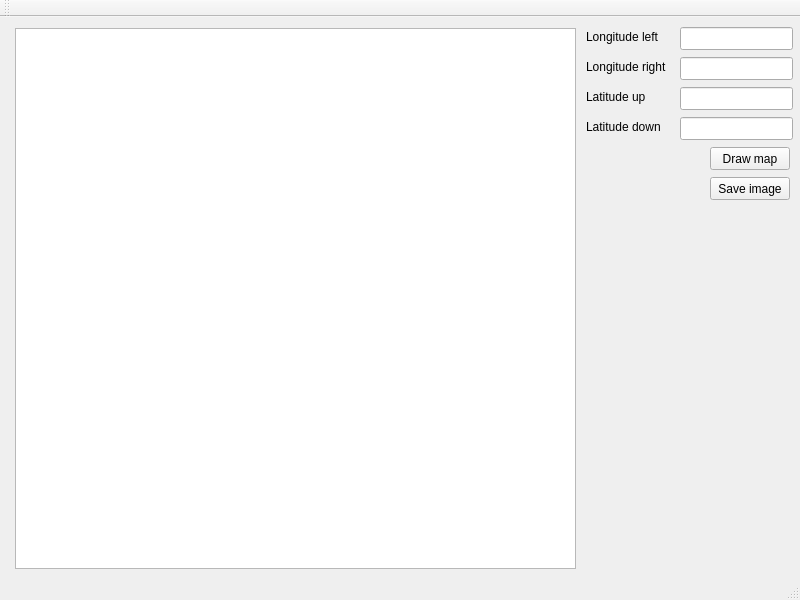
Above: map_drawer.ui from pali08/osm_api_playground before the change. Below: the same form after it.
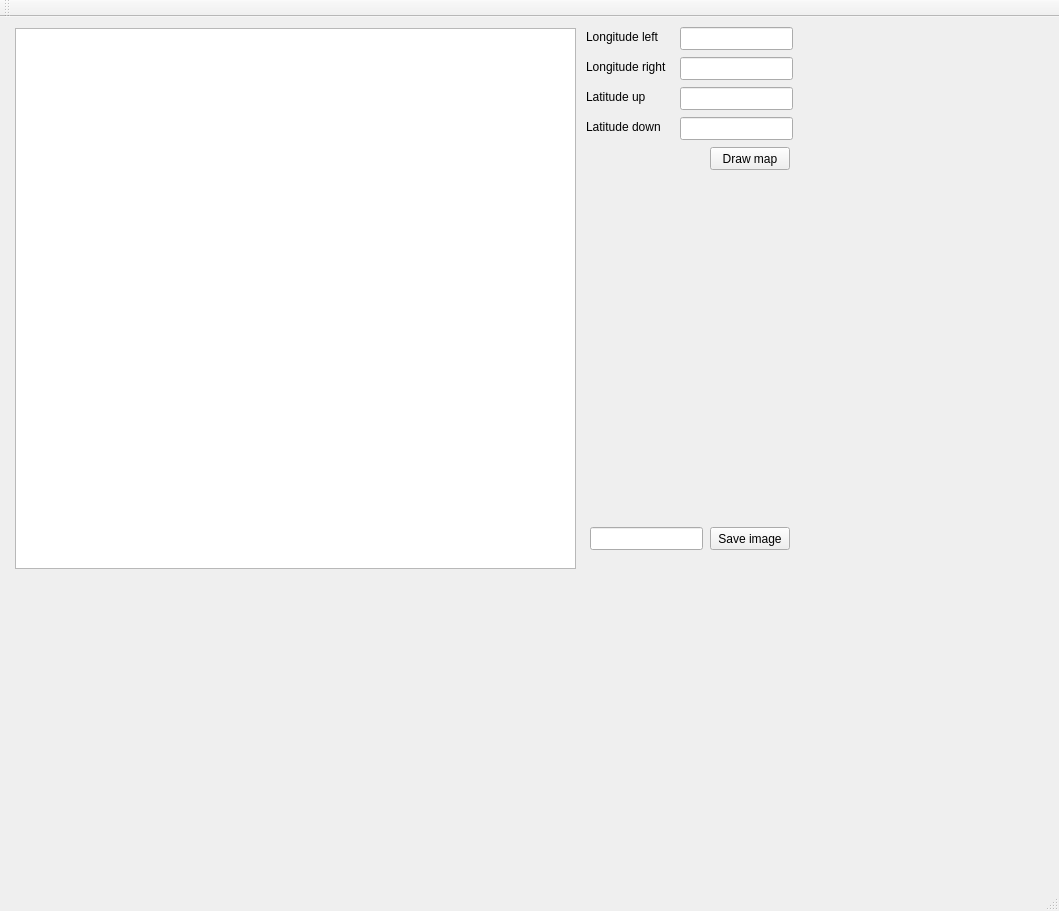
That is the form after the change.

Patch:
```diff
--- a/map_drawer.ui
+++ b/map_drawer.ui
@@ -9,8 +9,8 @@
    <rect>
     <x>0</x>
     <y>0</y>
-    <width>800</width>
-    <height>600</height>
+    <width>1059</width>
+    <height>911</height>
    </rect>
   </property>
   <property name="sizePolicy">
@@ -148,7 +148,7 @@
     <property name="geometry">
      <rect>
       <x>710</x>
-      <y>160</y>
+      <y>510</y>
       <width>80</width>
       <height>23</height>
      </rect>
@@ -157,6 +157,16 @@
      <string>Save image</string>
     </property>
    </widget>
+   <widget class="QLineEdit" name="lineEdit_save_image">
+    <property name="geometry">
+     <rect>
+      <x>590</x>
+      <y>510</y>
+      <width>113</width>
+      <height>23</height>
+     </rect>
+    </property>
+   </widget>
   </widget>
   <widget class="QMenuBar" name="menubar">
    <property name="geometry">
```
Left out of the diff: 8 changed lines with no effect on the pictures.
